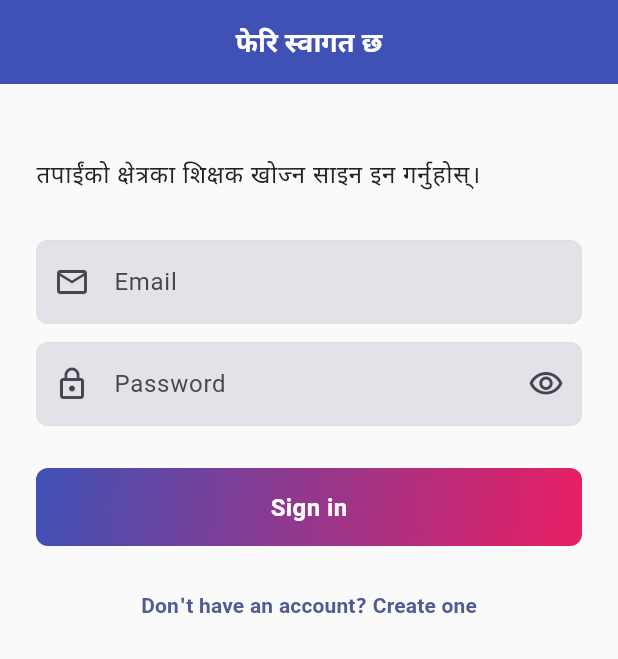
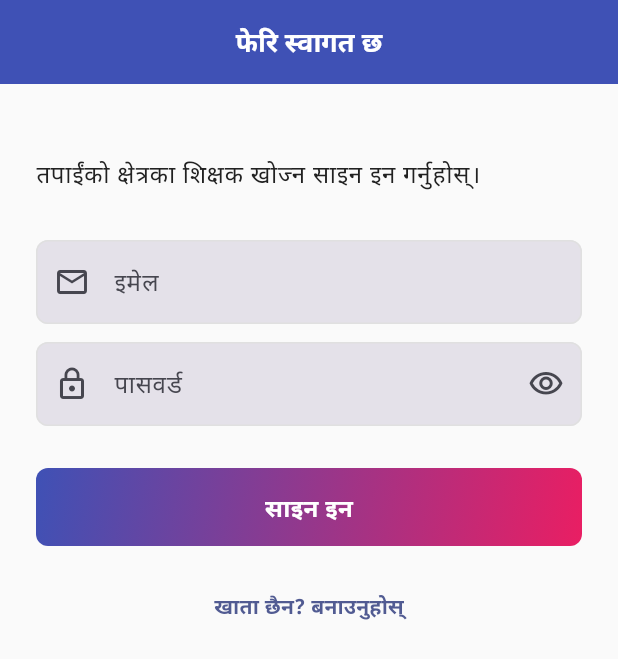
Before and after one commit to jeevankoiri10/home_tuition_nepal_app, a Flutter app: the screen it shows after launch, after a tap on "नेपाली", on a phone screen of 412 x 824 dp. Shown: the top 659 px of the screen. Run offline on Flutter 3.47's test engine with Material 3 defaults, Android fonts, the phone set to English and light mode, and no system bars; our stand-ins replace equatable, flutter_bloc, flutter_map, geolocator, get_it, go_router and 5 more; accounts and stored records are empty.

Commit message:
Route login page strings through AppLocalizations
The login page was hard-coding 'Email', 'Password', 'Sign in', the
'Don't have an account?' link, and the invalid-credentials and generic
error messages. CLAUDE.md requires every user-visible string to flow
through AppLocalizations so the Nepali locale works end-to-end.

Add the eight matching keys to both ARB files with Nepali
translations, regenerate the AppLocalizations classes, and switch
LoginPage and its error-code mapper to use them. The English copy is
unchanged so the existing widget_test expectations still match.

```diff
--- a/lib/features/auth/presentation/pages/login_page.dart
+++ b/lib/features/auth/presentation/pages/login_page.dart
@@ -37,12 +37,12 @@ class _LoginPageState extends State<LoginPage> {
         );
   }
 
-  String _errorMessage(String code) {
+  String _errorMessage(AppLocalizations l10n, String code) {
     switch (code) {
       case 'invalid_credentials':
-        return 'Email or password is incorrect.';
+        return l10n.loginErrorInvalidCredentials;
       default:
-        return 'Something went wrong. Please try again.';
+        return l10n.errorGeneric;
     }
   }
 
@@ -60,7 +60,7 @@ class _LoginPageState extends State<LoginPage> {
             context.go(AppRoutes.otp);
           } else if (state.status == AuthStatus.error && state.errorCode != null) {
             ScaffoldMessenger.of(context).showSnackBar(
-              SnackBar(content: Text(_errorMessage(state.errorCode!))),
+              SnackBar(content: Text(_errorMessage(l10n, state.errorCode!))),
             );
           }
         },
@@ -77,17 +77,17 @@ class _LoginPageState extends State<LoginPage> {
                   Text(l10n.loginSubtitle, style: Theme.of(context).textTheme.bodyLarge),
                   const SizedBox(height: AppSpacing.xxl),
                   AppTextField(
-                    label: 'Email',
+                    label: l10n.emailLabel,
                     controller: _email,
                     keyboardType: TextInputType.emailAddress,
                     prefixIcon: Icons.mail_outline,
                     validator: (v) {
                       final code = Validators.email(v);
-                      return code == null ? null : 'Enter a valid email.';
+                      return code == null ? null : l10n.emailInvalid;
                     },
                   ),
                   AppTextField(
-                    label: 'Password',
+                    label: l10n.passwordLabel,
                     controller: _password,
                     obscureText: _obscure,
                     prefixIcon: Icons.lock_outline,
@@ -95,14 +95,14 @@ class _LoginPageState extends State<LoginPage> {
                       icon: Icon(_obscure ? Icons.visibility_outlined : Icons.visibility_off_outlined),
                       onPressed: () => setState(() => _obscure = !_obscure),
                     ),
-                    validator: (v) => Validators.required(v) == null ? null : 'Enter your password.',
+                    validator: (v) => Validators.required(v) == null ? null : l10n.passwordRequired,
                   ),
                   const SizedBox(height: AppSpacing.lg),
-                  PrimaryButton(label: 'Sign in', busy: busy, onPressed: busy ? null : _submit),
+                  PrimaryButton(label: l10n.loginSubmit, busy: busy, onPressed: busy ? null : _submit),
                   const SizedBox(height: AppSpacing.lg),
                   TextButton(
                     onPressed: () => context.go(AppRoutes.register),
-                    child: const Text("Don't have an account? Create one"),
+                    child: Text(l10n.loginToRegister),
                   ),
                 ],
               ),
--- a/lib/l10n/app_ne.arb
+++ b/lib/l10n/app_ne.arb
@@ -19,5 +19,14 @@
 
   "themeSystem": "सिस्टम",
   "themeLight": "लाइट",
-  "themeDark": "डार्क"
+  "themeDark": "डार्क",
+
+  "emailLabel": "इमेल",
+  "emailInvalid": "मान्य इमेल हाल्नुहोस्।",
+  "passwordLabel": "पासवर्ड",
+  "passwordRequired": "आफ्नो पासवर्ड हाल्नुहोस्।",
+  "loginSubmit": "साइन इन",
+  "loginToRegister": "खाता छैन? बनाउनुहोस्",
+  "loginErrorInvalidCredentials": "इमेल वा पासवर्ड मिलेन।",
+  "errorGeneric": "केही गडबड भयो। फेरि प्रयास गर्नुहोस्।"
 }
```
Also changed, not shown: lib/l10n/app_en.arb (+25 -1 lines), lib/l10n/generated/app_localizations.dart, lib/l10n/generated/app_localizations_en.dart, lib/l10n/generated/app_localizations_ne.dart.
